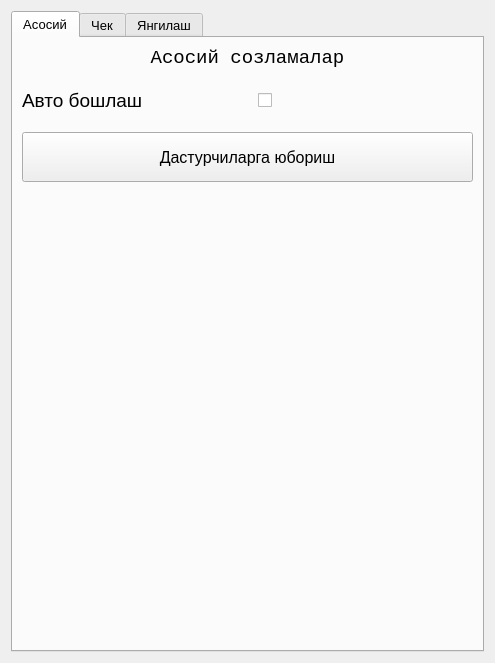
Before: the Qt Designer form Resources/ui/settings_widget.ui in hasanbekme/SerWibe, drawn with Qt 5.
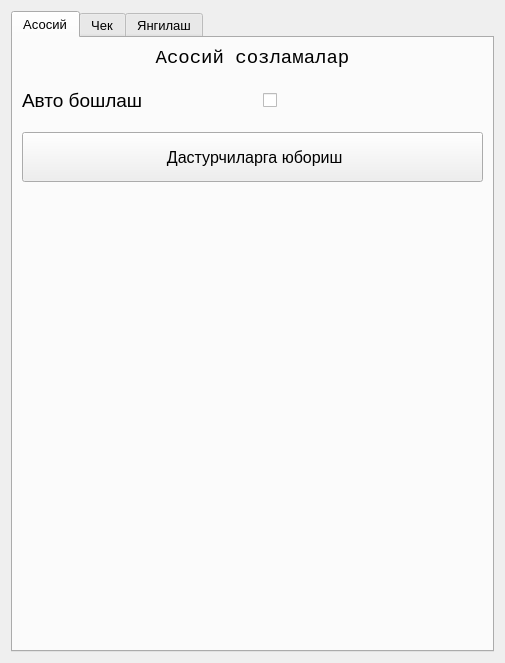
After: the same form once the commit is applied. The open tabs and pages were chosen to show the change. Icons and pictures are not drawn.

Diff of the .ui file:
```diff
--- a/Resources/ui/settings_widget.ui
+++ b/Resources/ui/settings_widget.ui
@@ -6,7 +6,7 @@
    <rect>
     <x>0</x>
     <y>0</y>
-    <width>495</width>
+    <width>505</width>
     <height>663</height>
    </rect>
   </property>
@@ -111,7 +111,7 @@
             </font>
            </property>
            <property name="text">
-            <string>Дастурчиларга юбориш</string>
+            <string> Дастурчиларга юбориш</string>
            </property>
            <property name="icon">
             <iconset>
```
Left out of the diff: 4 changed lines with no effect on the pictures.
